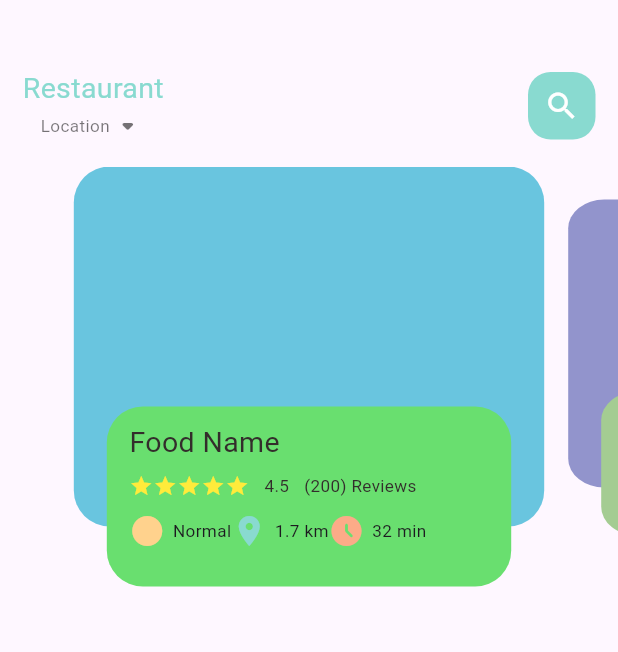
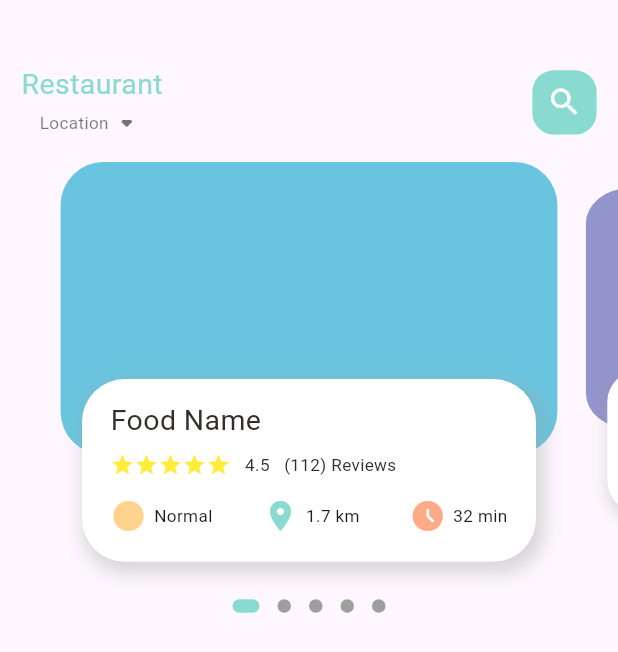
Before and after one commit to vanard/training_code, a Flutter app: the screen it shows after launch, on a phone screen of 412 x 824 dp. Shown: the top 652 px of the screen. Run offline on Flutter 3.47's test engine with Material 3 defaults, Android fonts, the phone set to English and light mode, and no system bars; drawn by our look-alikes of dots_indicator; our stand-ins replace get.

Commit message:
change into dimensions util value

```diff
--- a/food_restaurant_app/lib/screens/home/app_bar_home_food.dart
+++ b/food_restaurant_app/lib/screens/home/app_bar_home_food.dart
@@ -1,5 +1,6 @@
 import 'package:flutter/material.dart';
 import 'package:food_restaurant_app/colors.dart';
+import 'package:food_restaurant_app/util/dimensions.dart';
 import 'package:food_restaurant_app/widgets/big_text.dart';
 import 'package:food_restaurant_app/widgets/small_text.dart';
 
@@ -15,8 +16,8 @@ class _AppBarHomeFoodState extends State<AppBarHomeFood> {
   Widget build(BuildContext context) {
     return Container(
       child: Container(
-        margin: const EdgeInsets.only(top: 45, bottom: 15),
-        padding: const EdgeInsets.symmetric(horizontal: 15),
+        margin: EdgeInsets.only(top: Dimensions.dimen45, bottom: Dimensions.dimen15),
+        padding: EdgeInsets.symmetric(horizontal: Dimensions.dimen15),
         child: Row(
           mainAxisAlignment: MainAxisAlignment.spaceBetween,
           children: [
@@ -42,11 +43,11 @@ class _AppBarHomeFoodState extends State<AppBarHomeFood> {
             ),
             Center(
               child: Container(
-                width: 45,
-                height: 45,
+                width: Dimensions.dimen45,
+                height: Dimensions.dimen45,
                 decoration: BoxDecoration(
                   color: AppColors.mainColor,
-                  borderRadius: BorderRadius.circular(15),
+                  borderRadius: BorderRadius.circular(Dimensions.dimen15),
                 ),
                 child: Icon(
                   Icons.search,
--- a/food_restaurant_app/lib/screens/home/home_food_body.dart
+++ b/food_restaurant_app/lib/screens/home/home_food_body.dart
@@ -1,5 +1,7 @@
+import 'package:dots_indicator/dots_indicator.dart';
 import 'package:flutter/material.dart';
 import 'package:food_restaurant_app/colors.dart';
+import 'package:food_restaurant_app/util/dimensions.dart';
 import 'package:food_restaurant_app/widgets/big_text.dart';
 import 'package:food_restaurant_app/widgets/icon_with_text.dart';
 import 'package:food_restaurant_app/widgets/small_text.dart';
@@ -12,11 +14,12 @@ class HomeFoodBody extends StatefulWidget {
 }
 
 class _HomeFoodBodyState extends State<HomeFoodBody> {
-  PageController _pageController = PageController(viewportFraction: 0.8);
+  PageController _pageController = PageController(viewportFraction: 0.85);
 
   var _currPageValue = 0.0;
-  double _scaleFactor = 0.8;
-  double _heightCard = 220;
+  double _scaleFactor = 0.82;
+  // double _heightCard = 205;
+   double _heightCard = Dimensions.pagerViewContainerHeight;
 
   @override
   void initState() {
@@ -40,20 +43,23 @@ class _HomeFoodBodyState extends State<HomeFoodBody> {
     if (index == _currPageValue.floor()) {
       var currScale = 1 - (_currPageValue - index) * (1 - _scaleFactor);
       var currTrans = _heightCard * (1 - currScale) / 2;
-      matrix4 = Matrix4.diagonal3Values(1, currScale, 1)..setTranslationRaw(0, currTrans, 0);
+      matrix4 = Matrix4.diagonal3Values(1, currScale, 1)
+        ..setTranslationRaw(0, currTrans, 0);
     } else if (index == _currPageValue.floor() + 1) {
       var currScale =
           _scaleFactor + (_currPageValue - index + 1) * (1 - _scaleFactor);
       var currTrans = _heightCard * (1 - currScale) / 2;
-      matrix4 = Matrix4.diagonal3Values(1, currScale, 1)..setTranslationRaw(0, currTrans, 0);
+      matrix4 = Matrix4.diagonal3Values(1, currScale, 1)
+        ..setTranslationRaw(0, currTrans, 0);
     } else if (index == _currPageValue.floor() - 1) {
       var currScale = 1 - (_currPageValue - index) * (1 - _scaleFactor);
       var currTrans = _heightCard * (1 - currScale) / 2;
-      matrix4 = Matrix4.diagonal3Values(1, currScale, 1)..setTranslationRaw(0, currTrans, 0);
+      matrix4 = Matrix4.diagonal3Values(1, currScale, 1)
+        ..setTranslationRaw(0, currTrans, 0);
     } else {
-      var currScale = 0.8;
-      var currTrans = _heightCard * (1 - currScale) / 2;
-      matrix4 = Matrix4.diagonal3Values(1, currScale, 1)..setTranslationRaw(0, currTrans, 1);
+      var currTrans = _heightCard * (1 - _scaleFactor) / 2;
+      matrix4 = Matrix4.diagonal3Values(1, _scaleFactor, 1)
+        ..setTranslationRaw(0, currTrans, 1);
     }
 
     return matrix4;
@@ -61,14 +67,35 @@ class _HomeFoodBodyState extends State<HomeFoodBody> {
 
   @override
   Widget build(BuildContext context) {
-    return Container(
-      height: 280,
+    var height = MediaQuery.of(context).size.height;
+    var width = MediaQuery.of(context).size.width;
+    print("phone height:" + height.toString());
+    print("phone width:" + width.toString());
+
+    return Column(
+      children: [
+        Container(
+          // height: 300,
+          height: Dimensions.pagerViewHeight,
           child: PageView.builder(
               controller: _pageController,
               itemCount: 5,
               itemBuilder: (context, position) {
                 return _buildPagerItem(position);
               }),
+        ),
+        DotsIndicator(
+          dotsCount: 5,
+          position: _currPageValue,
+          decorator: DotsDecorator(
+            activeColor: AppColors.mainColor,
+            size: const Size.square(9.0),
+            activeSize: const Size(18.0, 9.0),
+            activeShape: RoundedRectangleBorder(
+                borderRadius: BorderRadius.circular(5.0)),
+          ),
+        ),
+      ],
     );
   }
 
@@ -77,10 +104,10 @@ class _HomeFoodBodyState extends State<HomeFoodBody> {
       transform: _pagerItemScaleAnimation(index),
       child: Stack(children: [
         Container(
-          height: 240,
-          margin: EdgeInsets.only(left: 8, right: 8),
+          height: _heightCard,
+          margin: EdgeInsets.only(left: Dimensions.dimen10, right: Dimensions.dimen10),
           decoration: BoxDecoration(
-            borderRadius: BorderRadius.circular(24),
+            borderRadius: BorderRadius.circular(Dimensions.dimen30),
             color: index.isEven ? Color(0xFF69c5df) : Color(0xFF9294cc),
             // image: DecorationImage(
             //   image: AssetImage("assets/images/food.jpg"),
@@ -91,19 +118,25 @@ class _HomeFoodBodyState extends State<HomeFoodBody> {
         Align(
           alignment: Alignment.bottomCenter,
           child: Container(
-            child: Container(
-              padding: EdgeInsets.only(top: 10, left: 15, right: 15),
-              height: 120,
-              margin: EdgeInsets.only(left: 30, right: 30),
+            padding: EdgeInsets.only(top: Dimensions.dimen15, left: Dimensions.dimen20, right: Dimensions.dimen20, bottom: Dimensions.dimen15),
+            // height: 128,
+            height: Dimensions.pagerViewTextContainerHeight,
+            margin: EdgeInsets.only(left: Dimensions.dimen25, right: Dimensions.dimen25, bottom: Dimensions.dimen20),
             decoration: BoxDecoration(
-                borderRadius: BorderRadius.circular(24),
-                color: index.isEven
-                    ? Color.fromARGB(255, 105, 223, 111)
-                    : Color.fromARGB(255, 164, 204, 146),
+              borderRadius: BorderRadius.circular(Dimensions.dimen30),
+              color: Colors.white,
               // image: DecorationImage(
               //   image: AssetImage("assets/images/food.jpg"),
               //   fit: BoxFit.cover,
               // ),
+              boxShadow: [
+                BoxShadow(
+                  color: Colors.grey.withValues(alpha: 0.4),
+                  blurRadius: 10,
+                  spreadRadius: 2,
+                  offset: Offset(3, 5),
+                )
+              ],
             ),
             child: Column(
               crossAxisAlignment: CrossAxisAlignment.start,
@@ -126,21 +159,22 @@ class _HomeFoodBodyState extends State<HomeFoodBody> {
                               )),
                     ]),
                     SizedBox(
-                        width: 10,
+                      width: Dimensions.dimen10,
                     ),
                     SmallText(
                       text: "4.5",
                     ),
                     SizedBox(
-                        width: 10,
+                      width: Dimensions.dimen10,
                     ),
-                      SmallText(text: "(200) Reviews"),
+                    SmallText(text: "(112) Reviews"),
                   ],
                 ),
                 SizedBox(
-                    height: 10,
+                  height: Dimensions.dimen15,
                 ),
                 Row(
+                  mainAxisAlignment: MainAxisAlignment.spaceBetween,
                   children: [
                     IconWithText(
                         icon: Icons.circle_sharp,
@@ -162,7 +196,6 @@ class _HomeFoodBodyState extends State<HomeFoodBody> {
             ),
           ),
         ),
-        ),
       ]),
     );
   }
```
Lines whose indentation alone changed are shown as unchanged.
